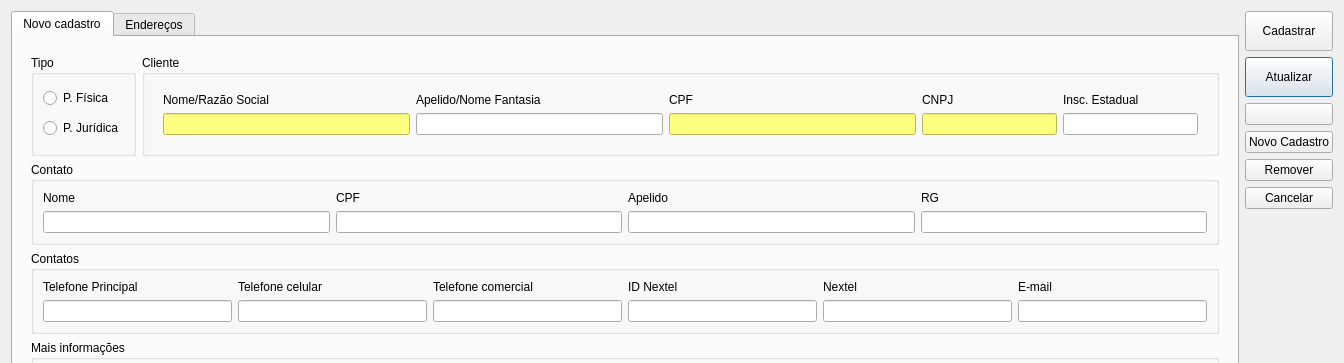
Qt form cadastrocliente.ui (lellisls/ERP-STACCATO) before a commit; both pictures show x 0 to 1344 and y 0 to 363 of the 1344 by 606 pixel window.
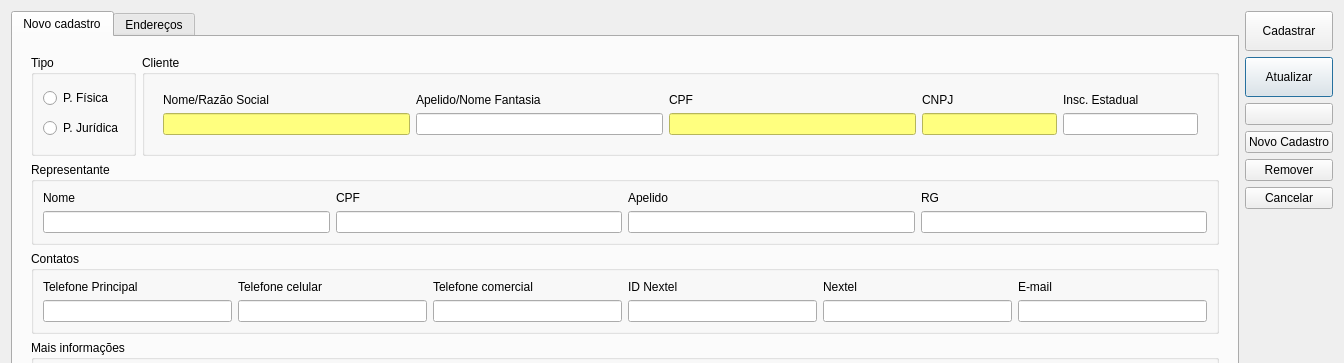
The same form after that commit. Icons and pictures are not drawn. Custom widgets are drawn as their Qt base class.

Commit message: Alterações em Cadastro de Cliente

What changed in the file:
```diff
--- a/cadastrocliente.ui
+++ b/cadastrocliente.ui
@@ -272,7 +272,7 @@
             <item row="1" column="0" colspan="2">
              <widget class="QGroupBox" name="groupBoxDadosPessoais">
               <property name="title">
-               <string>Contato</string>
+               <string>Representante</string>
               </property>
               <layout class="QGridLayout" name="gridLayout_2">
                <item row="0" column="2">
```
